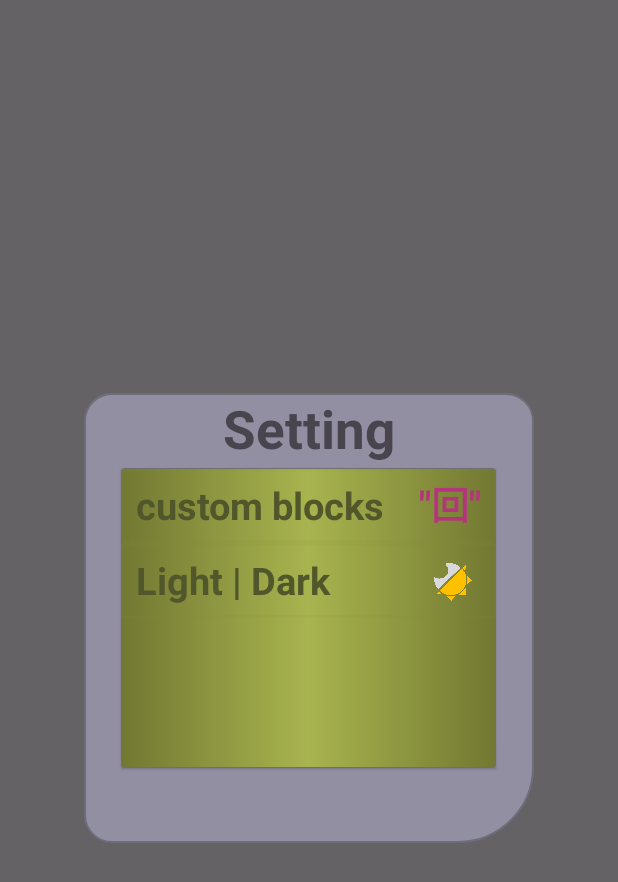
After one commit to CYZeusX/Tetris, an Android app: the layout fragment_blank.xml on its own in the app's theme, with its tools: preview values and no code run, on a phone screen of 412 x 824 dp. The commit adds this screen. Shown: the top 882 px of the screen. Run offline under Robolectric (Android 15) with nearby library versions, the phone set to English and light mode, and no system bars.

Commit message:
added a setting menu, moved the light dark theme button to the setting menu. added the custom string block feature!!!

```diff
--- a/app/src/main/res/drawable/monitor_plate.xml
+++ b/app/src/main/res/drawable/monitor_plate.xml
@@ -2,7 +2,8 @@
 <shape
     xmlns:tools="http://schemas.android.com/tools"
     xmlns:android="http://schemas.android.com/apk/res/android">
-    <solid android:color="?attr/colorContainer"
+    <solid
+        android:color="?attr/colorContainer"
         tools:ignore="PrivateResource" />
     <corners
         android:bottomRightRadius="50dp"
--- /dev/null
+++ b/app/src/main/res/drawable/setting_column.xml
@@ -0,0 +1,7 @@
+<?xml version="1.0" encoding="utf-8"?>
+<shape xmlns:android="http://schemas.android.com/apk/res/android">
+    <solid android:color="@color/nul"/>
+    <stroke
+        android:color="#1A7C853E"
+        android:width="2dp"/>
+</shape>
--- /dev/null
+++ b/app/src/main/res/layout/fragment_blank.xml
@@ -0,0 +1,113 @@
+<?xml version="1.0" encoding="utf-8"?>
+<FrameLayout
+    xmlns:android="http://schemas.android.com/apk/res/android"
+    xmlns:tools="http://schemas.android.com/tools"
+    android:id="@+id/fragment_container"
+    android:layout_width="match_parent"
+    android:layout_height="match_parent"
+    tools:context=".BlankFragment">
+
+    <Button
+        android:id="@+id/quit"
+        android:layout_width="match_parent"
+        android:layout_height="match_parent"
+        android:background="#99000000" />
+
+    <RelativeLayout
+        android:layout_width="match_parent"
+        android:layout_height="match_parent"
+        android:elevation="2dp">
+
+        <RelativeLayout
+            android:id="@+id/setting_menu"
+            android:layout_width="300dp"
+            android:layout_height="300dp"
+            android:layout_centerInParent="true"
+            android:background="@drawable/monitor_plate">
+
+            <TextView
+                android:id="@+id/textView2"
+                android:layout_width="match_parent"
+                android:layout_height="50dp"
+                android:text="@string/setting"
+                android:textAlignment="center"
+                android:textSize="35sp"
+                android:textStyle="bold" />
+
+            <TextView
+                android:id="@+id/textView3"
+                android:layout_width="match_parent"
+                android:layout_height="50dp"
+                android:layout_below="@+id/textView2"
+                android:layout_alignStart="@+id/textView"
+                android:layout_alignEnd="@+id/textView"
+                android:layout_marginStart="0dp"
+                android:layout_marginTop="0dp"
+                android:layout_marginEnd="0dp"
+                android:elevation="10dp"
+                android:paddingHorizontal="10dp"
+                android:paddingVertical="7dp"
+                android:text="@string/custom_blocks"
+                android:textAlignment="textStart"
+                android:textColor="?attr/colorAccent"
+                android:textSize="25sp"
+                android:textStyle="bold" />
+
+            <ImageView
+                android:layout_width="25dp"
+                android:layout_height="wrap_content"
+                android:layout_below="@+id/textView3"
+                android:layout_alignEnd="@+id/textView"
+                android:layout_marginVertical="13dp"
+                android:layout_marginTop="0dp"
+                android:layout_marginEnd="16dp"
+                android:adjustViewBounds="true"
+                android:contentDescription="@string/nul"
+                android:elevation="2dp"
+                android:src="@drawable/light_dark"/>
+
+            <TableLayout
+                android:id="@+id/textView"
+                android:layout_width="250dp"
+                android:layout_height="200dp"
+                android:layout_centerInParent="true"
+                android:background="@drawable/monitor"
+                android:elevation="1dp">
+
+                <EditText
+                    android:id="@+id/change_block"
+                    android:layout_width="match_parent"
+                    android:layout_height="50dp"
+                    android:background="@drawable/setting_column"
+                    android:layout_weight="0"
+                    android:inputType="text"
+                    android:hint="@string/default_block"
+                    android:textColorHint="?attr/colorOnPrimary"
+                    android:textColor="?attr/colorOnPrimary"
+                    android:textAlignment="textEnd"
+                    android:paddingVertical="7dp"
+                    android:paddingHorizontal="10dp"
+                    android:textStyle="bold"
+                    android:textSize="25sp"/>
+
+                <Button
+                    android:id="@+id/lightDark"
+                    android:layout_width="match_parent"
+                    android:layout_height="50dp"
+                    android:background="@drawable/setting_column"
+                    android:text="@string/theme_light_dark"
+                    android:textColor="?attr/colorAccent"
+                    android:textAlignment="textStart"
+                    android:paddingVertical="7dp"
+                    android:paddingHorizontal="10dp"
+                    android:textStyle="bold"
+                    android:textSize="25sp"/>
+
+            </TableLayout>
+
+
+
+        </RelativeLayout>
+    </RelativeLayout>
+
+</FrameLayout>
--- a/app/src/main/res/values/colors.xml
+++ b/app/src/main/res/values/colors.xml
@@ -15,7 +15,7 @@
     <color name="monitorEdge">#6E6D7A</color>
     <color name="monitorEdgeDark">#58585B</color>
     <color name="monitorPlate">#928fa2</color>
-    <color name="monitorPlateDark">#B24D4D55</color>
+    <color name="monitorPlateDark">#4D4D55</color>
     <color name="monitorPlateEdge">#848192</color>
     <color name="mainBackgroundLight">#D4D3D7</color>
     <color name="mainBackgroundDark">#0F0F0F</color>
--- a/app/src/main/res/values/strings.xml
+++ b/app/src/main/res/values/strings.xml
@@ -12,4 +12,9 @@
     <string name="btn_X">X</string>
     <string name="btn_Y">Y</string>
     <string name="nul" />
+    <string name="setting">Setting</string>
+    <string name="custom_blocks">custom blocks</string>
+    <string name="theme_light_dark">Light | Dark</string>
+    <string name="custom_shape">custom shape</string>
+    <string name="default_block">\"回\"</string>
 </resources>
```
Also changed, not shown: app/src/main/java/com/cyzco/game/BlankFragment.java (added, +128 -0 lines), app/src/main/java/com/cyzco/game/MainActivity.java (+15 -18 lines), app/src/main/java/com/cyzco/game/Shapes.java (+12 -1 lines), app/src/main/java/com/cyzco/game/TetrisGame.java (+54 -21 lines), app/src/main/res/layout-land/activity_main.xml (+32 -26 lines), app/src/main/res/layout/activity_main.xml (+39 -31 lines), app/src/main/res/drawable/setting.png (added).
